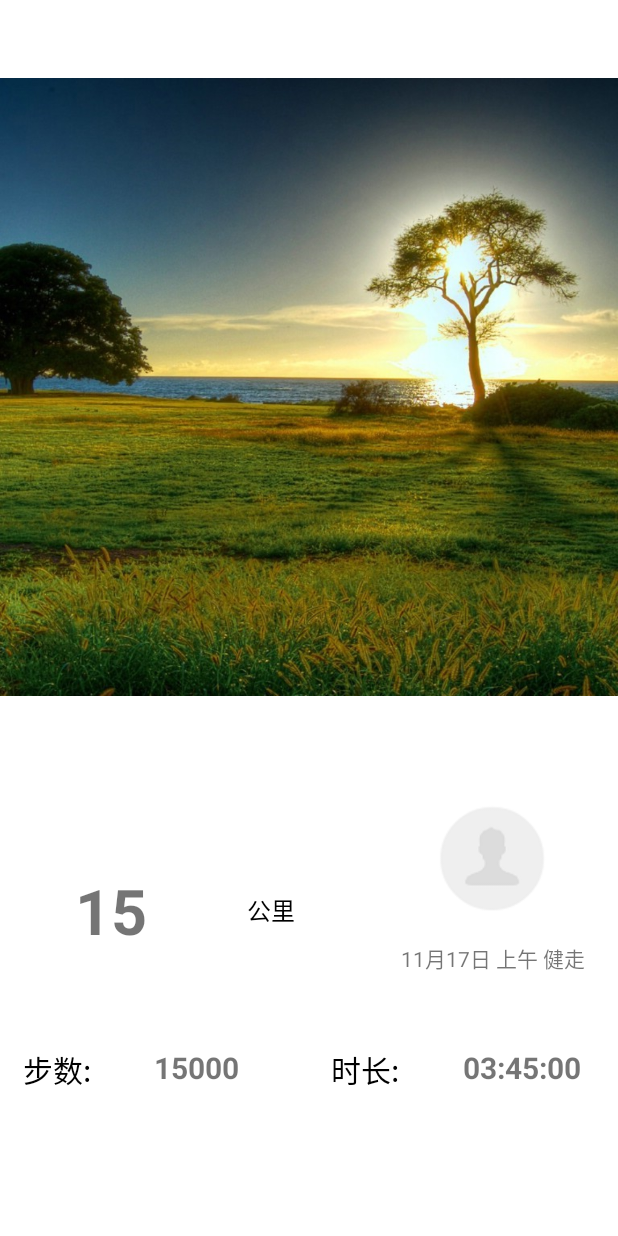
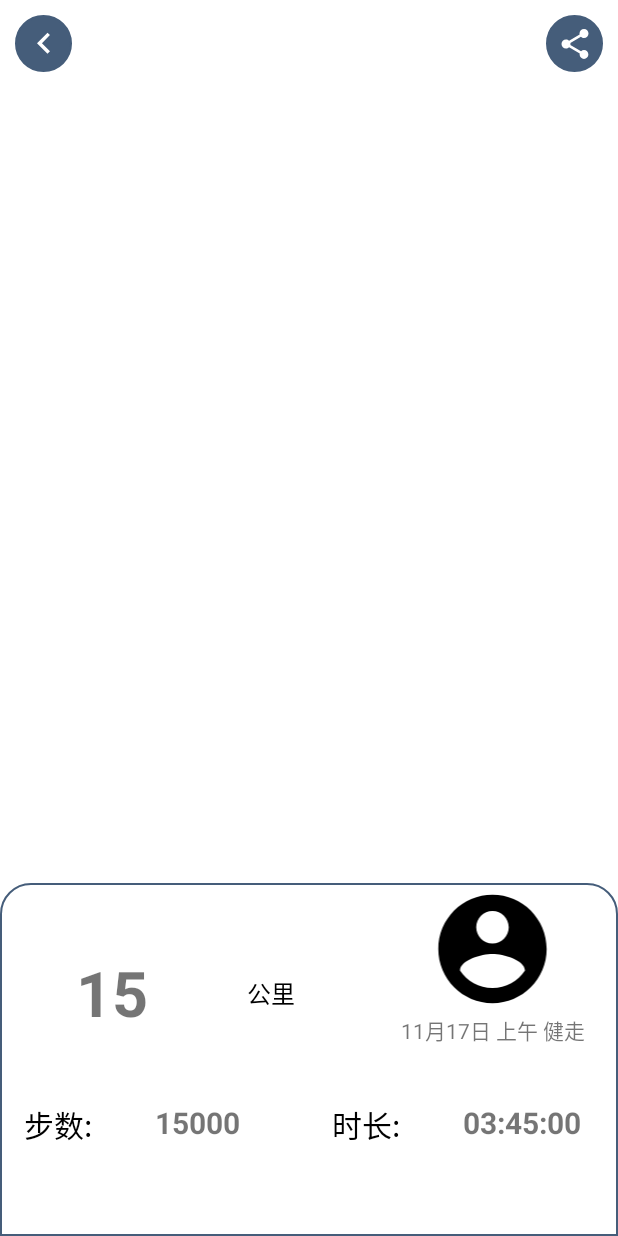
Before and after one commit to android-app-development-course/Auto-Run, an Android app: the HistoryDetailed screen opened directly, with no data from a screen before it, on a phone screen of 412 x 824 dp. Run offline under Robolectric (Android 15) with nearby library versions, the phone set to English and light mode, and no system bars; libraries missing offline, so code that uses them is left out: com.githang.statusbar.

Commit message:
完善记录界面

```diff
--- a/AutoRun/app/src/main/java/com/example/al/auto_run/activity/CountdownActivity.java
+++ b/AutoRun/app/src/main/java/com/example/al/auto_run/activity/CountdownActivity.java
@@ -116,7 +116,7 @@ public class CountdownActivity extends AppCompatActivity {
             @Override
             public void onAnimationEnd(Animation animation) {
                 Tv.setText("");
-                Intent intent=new Intent(getApplication(),RecordActivity.class);
+                Intent intent=new Intent(CountdownActivity.this,RecordActivity.class);
                 startActivity(intent);
 
             }
--- a/AutoRun/app/src/main/java/com/example/al/auto_run/activity/HistoryDetailed.java
+++ b/AutoRun/app/src/main/java/com/example/al/auto_run/activity/HistoryDetailed.java
@@ -4,14 +4,23 @@ import android.graphics.Color;
 import android.graphics.Paint;
 import android.support.v7.app.AppCompatActivity;
 import android.os.Bundle;
+import android.view.View;
+import android.widget.ImageButton;
+
 import com.example.al.auto_run.R;
 
 public class HistoryDetailed extends AppCompatActivity {
-
+    ImageButton history_detailed_reback;
     @Override
     protected void onCreate(Bundle savedInstanceState) {
         super.onCreate(savedInstanceState);
         setContentView(R.layout.activity_history_detailed);
-
+        history_detailed_reback=(ImageButton)findViewById(R.id.history_detailed_reback);
+        history_detailed_reback.setOnClickListener(new View.OnClickListener() {
+            @Override
+            public void onClick(View v) {
+                HistoryDetailed.this.finish();
+            }
+        });
     }
 }
--- a/AutoRun/app/src/main/java/com/example/al/auto_run/activity/RecordActivity.java
+++ b/AutoRun/app/src/main/java/com/example/al/auto_run/activity/RecordActivity.java
@@ -278,7 +278,7 @@ public class RecordActivity extends AppCompatActivity {
         mHandler.post(new Runnable() {
             @Override
             public void run() {
-                Intent intent_over=new Intent(getApplication(),OriginActivty.class);
+                Intent intent_over=new Intent(RecordActivity.this,OriginActivty.class);
                 if(mCurrentProgress>=100)startActivity(intent_over);
                 if (mCurrentProgress < mTotalProgress) {
                     if (isClick) {// 一直长按
--- /dev/null
+++ b/AutoRun/app/src/main/res/drawable/circle_bg.xml
@@ -0,0 +1,14 @@
+<?xml version="1.0" encoding="utf-8"?>
+<shape xmlns:android="http://schemas.android.com/apk/res/android"
+    android:shape="oval"
+    android:useLevel="false">
+    <solid android:color="@color/colortry1main"/>
+    <stroke
+        android:width="1dp"
+        android:color="@color/colortry1main"/>
+    <size
+        android:width="38dp"
+        android:height="38dp"/>
+
+
+</shape>
--- /dev/null
+++ b/AutoRun/app/src/main/res/drawable/history_detailed_frame.xml
@@ -0,0 +1,20 @@
+<?xml version="1.0" encoding="utf-8"?>
+<shape xmlns:android="http://schemas.android.com/apk/res/android" >
+    //这里是Linearlayout布局的背景颜色
+    <solid android:color="#ffffff" />
+    //这里是设置边框线的粗细和颜色
+    <stroke
+        android:width="1dp"
+        android:color="@color/colortry1main" />
+
+    <padding
+        android:bottom="1dp"
+        android:left="1dp"
+        android:right="1dp"
+        android:top="1dp" />
+    //角的话，里边有参数可以单独设置
+    <corners
+        android:topLeftRadius="20dp"
+        android:topRightRadius="20dp"/>
+
+</shape>
--- /dev/null
+++ b/AutoRun/app/src/main/res/drawable/ic_keyboard_arrow_left_black_24dp.xml
@@ -0,0 +1,9 @@
+<vector xmlns:android="http://schemas.android.com/apk/res/android"
+        android:width="28dp"
+        android:height="28dp"
+        android:viewportWidth="24.0"
+        android:viewportHeight="24.0">
+    <path
+        android:fillColor="#FFFFFFFF"
+        android:pathData="M15.41,16.09l-4.58,-4.59 4.58,-4.59L14,5.5l-6,6 6,6z"/>
+</vector>
--- /dev/null
+++ b/AutoRun/app/src/main/res/drawable/ic_share_black_24dp.xml
@@ -0,0 +1,9 @@
+<vector xmlns:android="http://schemas.android.com/apk/res/android"
+        android:width="24dp"
+        android:height="24dp"
+        android:viewportWidth="24.0"
+        android:viewportHeight="24.0">
+    <path
+        android:fillColor="#ffffff"
+        android:pathData="M18,16.08c-0.76,0 -1.44,0.3 -1.96,0.77L8.91,12.7c0.05,-0.23 0.09,-0.46 0.09,-0.7s-0.04,-0.47 -0.09,-0.7l7.05,-4.11c0.54,0.5 1.25,0.81 2.04,0.81 1.66,0 3,-1.34 3,-3s-1.34,-3 -3,-3 -3,1.34 -3,3c0,0.24 0.04,0.47 0.09,0.7L8.04,9.81C7.5,9.31 6.79,9 6,9c-1.66,0 -3,1.34 -3,3s1.34,3 3,3c0.79,0 1.5,-0.31 2.04,-0.81l7.12,4.16c-0.05,0.21 -0.08,0.43 -0.08,0.65 0,1.61 1.31,2.92 2.92,2.92 1.61,0 2.92,-1.31 2.92,-2.92s-1.31,-2.92 -2.92,-2.92z"/>
+</vector>
--- a/AutoRun/app/src/main/res/layout/activity_history_detailed.xml
+++ b/AutoRun/app/src/main/res/layout/activity_history_detailed.xml
@@ -7,25 +7,50 @@
     android:layout_height="match_parent"
     android:background="#ffffff"
     tools:context="com.example.al.auto_run.activity.HistoryDetailed">
+    <ImageButton
+            android:id="@+id/history_detailed_reback"
+            android:layout_width="wrap_content"
+            android:layout_height="wrap_content"
+            app:layout_constraintLeft_toLeftOf="parent"
+            app:layout_constraintTop_toTopOf="parent"
+            android:background="@drawable/circle_bg"
+            android:src="@drawable/ic_keyboard_arrow_left_black_24dp"
+            android:layout_marginTop="10dp"
+            android:layout_marginLeft="10dp"/>
 
-    <LinearLayout
+    <ImageButton
+        android:id="@+id/history_detailed_share"
+        android:layout_width="wrap_content"
+        android:layout_height="wrap_content"
+        android:layout_marginRight="10dp"
+        android:layout_marginTop="10dp"
+        android:src="@drawable/ic_share_black_24dp"
+        android:background="@drawable/circle_bg"
+        app:layout_constraintEnd_toEndOf="parent"
+        app:layout_constraintTop_toTopOf="parent" />
+
+
+        <LinearLayout
         android:layout_width="match_parent"
         android:layout_height="match_parent"
         android:orientation="vertical"
         android:weightSum="1">
 
-        <ImageView
+        <LinearLayout
             android:layout_width="match_parent"
             android:layout_height="0dp"
-            android:layout_weight="0.7"
-            android:src="@drawable/fengjing3" />
+            android:layout_weight="0.8"
+            android:orientation="horizontal">
+
+        </LinearLayout>
 
         <LinearLayout
             android:layout_width="match_parent"
             android:layout_height="wrap_content"
-            android:layout_weight="0.3"
+            android:layout_weight="0.2"
             android:orientation="vertical"
-            android:weightSum="1">
+            android:weightSum="1"
+            android:background="@drawable/history_detailed_frame">
 
             <LinearLayout
                 android:layout_width="match_parent"
@@ -66,7 +91,7 @@
                         android:layout_height="0dp"
                         android:layout_gravity="center"
                         android:layout_weight="0.7"
-                        android:src="@drawable/user" />
+                        android:src="@drawable/ic_account_circle_black_24dp" />
 
                     <TextView
                         android:layout_width="wrap_content"
@@ -126,5 +151,4 @@
     </LinearLayout>
 
 
-
 </android.support.constraint.ConstraintLayout>
--- a/AutoRun/app/src/main/res/layout/activity_history_record.xml
+++ b/AutoRun/app/src/main/res/layout/activity_history_record.xml
@@ -26,7 +26,7 @@
                 android:layout_height="wrap_content"
                 android:scaleType="fitStart"
                 android:background="@color/colortry1main"
-                android:src="@drawable/reback" />
+                android:src="@drawable/ic_keyboard_arrow_left_black_24dp" />
 
             <android.support.v7.widget.AppCompatSpinner
                 android:id="@+id/CenterSpinner"
--- a/AutoRun/app/src/main/res/layout/listview_item.xml
+++ b/AutoRun/app/src/main/res/layout/listview_item.xml
@@ -12,6 +12,7 @@
         android:layout_height="100dp"
         android:paddingLeft="12dp"
         android:paddingTop="12dp"
+        android:paddingBottom="12dp"
         android:layout_weight="0.3"
         android:layout_gravity="center"/>
     <LinearLayout
@@ -62,7 +63,8 @@
             android:layout_height="wrap_content"
             android:layout_weight="0.25"
             android:orientation="horizontal"
-            android:weightSum="1">
+            android:weightSum="1"
+            android:paddingBottom="12dp">
             <ImageView
                 android:layout_width="wrap_content"
                 android:layout_height="match_parent"
```
